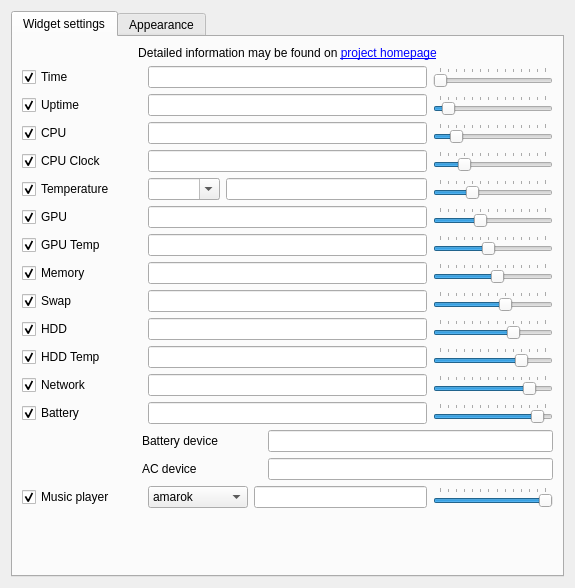
The window that sources/ptm/contents/ui/configwindow.ui (arcan1s/awesome-widgets) describes before a commit, drawn with Qt 5.
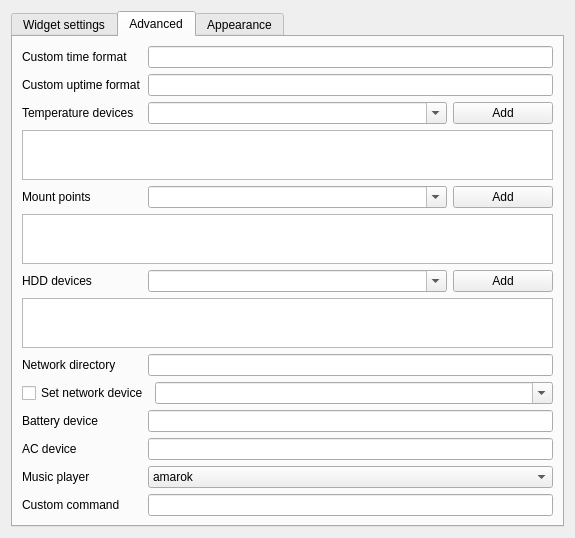
The same window after the commit. The open tabs and pages were chosen to show the change. Custom widgets are drawn as their Qt base class.

Commit message: start work on V.1.7.0 edited ui

Diff of the .ui file:
```diff
--- a/sources/ptm/contents/ui/configwindow.ui
+++ b/sources/ptm/contents/ui/configwindow.ui
@@ -7,7 +7,7 @@
     <x>0</x>
     <y>0</y>
     <width>575</width>
-    <height>588</height>
+    <height>538</height>
    </rect>
   </property>
   <property name="sizePolicy">
@@ -77,12 +77,7 @@
 $isotime - time in ISO format
 $shorttime - time in short format
 $longtime - time in log format
-$custom: $dddd - long weekday; $ddd - short weekday; $dd - day; $d day w\o zero; 
-	$MMMM - long month; $MMM - short month; $MM - month; $M - month w\o zero; 
-	$yyyy - year; $yy short year; 
-	$hh - hours (24 only); $h - hours w\o zero (24 only); 
-	$mm - minutes; $m - minutes w\o zero;
-	$ss - seconds; $s - seconds w\o zero</string>
+$custom - custom time format</string>
            </property>
            <property name="alignment">
             <set>Qt::AlignRight|Qt::AlignTrailing|Qt::AlignVCenter</set>
@@ -101,7 +96,7 @@
             <number>1</number>
            </property>
            <property name="maximum">
-            <number>14</number>
+            <number>15</number>
            </property>
            <property name="pageStep">
             <number>1</number>
@@ -138,7 +133,7 @@
           <widget class="QLineEdit" name="lineEdit_uptime">
            <property name="toolTip">
             <string>$uptime - system uptime
-$custom: $ds - uptime days; $hs - uptime hours; $ms - uptime minutes</string>
+$custom - custom format</string>
            </property>
            <property name="alignment">
             <set>Qt::AlignRight|Qt::AlignTrailing|Qt::AlignVCenter</set>
@@ -157,7 +152,7 @@
             <number>1</number>
            </property>
            <property name="maximum">
-            <number>14</number>
+            <number>15</number>
            </property>
            <property name="pageStep">
             <number>1</number>
@@ -197,7 +192,9 @@
           <widget class="QLineEdit" name="lineEdit_cpu">
            <property name="toolTip">
             <string>$cpu - total load CPU, %
-$ccpu - load CPU for each core, %</string>
+$cpu0 - load CPU for core 0, %
+...
+$cpu7 - load CPU for core 7, %</string>
            </property>
            <property name="alignment">
             <set>Qt::AlignRight|Qt::AlignTrailing|Qt::AlignVCenter</set>
@@ -216,7 +213,7 @@
             <number>1</number>
            </property>
            <property name="maximum">
-            <number>14</number>
+            <number>15</number>
            </property>
            <property name="pageStep">
             <number>1</number>
@@ -256,7 +253,9 @@
           <widget class="QLineEdit" name="lineEdit_cpuclock">
            <property name="toolTip">
             <string>$cpucl - average CPU clock, MHz
-$ccpucl - CPU clock for each core, MHz</string>
+$cpucl0 - CPU clock for core 0, MHz
+...
+$cpucl7 - CPU clock for core 7, MHz</string>
            </property>
            <property name="alignment">
             <set>Qt::AlignRight|Qt::AlignTrailing|Qt::AlignVCenter</set>
@@ -275,7 +274,7 @@
             <number>1</number>
            </property>
            <property name="maximum">
-            <number>14</number>
+            <number>15</number>
            </property>
            <property name="pageStep">
             <number>1</number>
@@ -311,19 +310,6 @@
            </property>
           </widget>
          </item>
-         <item>
-          <widget class="QComboBox" name="comboBox_temp">
-           <property name="maximumSize">
-            <size>
-             <width>150</width>
-             <height>16777215</height>
-            </size>
-           </property>
-           <property name="editable">
-            <bool>true</bool>
-           </property>
-          </widget>
-         </item>
          <item>
           <widget class="QLineEdit" name="lineEdit_temp">
            <property name="toolTip">
@@ -346,7 +332,7 @@
             <number>1</number>
            </property>
            <property name="maximum">
-            <number>14</number>
+            <number>15</number>
            </property>
            <property name="pageStep">
             <number>1</number>
@@ -404,7 +390,7 @@
             <number>1</number>
            </property>
            <property name="maximum">
-            <number>14</number>
+            <number>15</number>
            </property>
            <property name="pageStep">
             <number>1</number>
@@ -462,7 +448,7 @@
             <number>1</number>
            </property>
            <property name="maximum">
-            <number>14</number>
+            <number>15</number>
            </property>
            <property name="pageStep">
             <number>1</number>
@@ -521,7 +507,7 @@
             <number>1</number>
            </property>
            <property name="maximum">
-            <number>14</number>
+            <number>15</number>
            </property>
            <property name="pageStep">
             <number>1</number>
@@ -580,7 +566,7 @@
             <number>1</number>
            </property>
            <property name="maximum">
-            <number>14</number>
+            <number>15</number>
            </property>
            <property name="pageStep">
             <number>1</number>
@@ -619,7 +605,7 @@
          <item>
           <widget class="QLineEdit" name="lineEdit_hdd">
            <property name="toolTip">
-            <string>@@/;@@ - mount point usage, %</string>
+            <string>$hddN - usage for mount point N, %. Example: $hdd0</string>
            </property>
            <property name="alignment">
             <set>Qt::AlignRight|Qt::AlignTrailing|Qt::AlignVCenter</set>
@@ -638,7 +624,7 @@
             <number>1</number>
            </property>
            <property name="maximum">
-            <number>14</number>
+            <number>15</number>
            </property>
            <property name="pageStep">
             <number>1</number>
@@ -677,7 +663,7 @@
          <item>
           <widget class="QLineEdit" name="lineEdit_hddTemp">
            <property name="toolTip">
-            <string>@@/dev/sda@@ - physical temperature on /dev/sda</string>
+            <string>$hddtempN - physical temperature on device N. Example: $hddtemp0</string>
            </property>
            <property name="alignment">
             <set>Qt::AlignRight|Qt::AlignTrailing|Qt::AlignVCenter</set>
@@ -696,7 +682,7 @@
             <number>1</number>
            </property>
            <property name="maximum">
-            <number>14</number>
+            <number>15</number>
            </property>
            <property name="pageStep">
             <number>1</number>
@@ -736,8 +722,7 @@
           <widget class="QLineEdit" name="lineEdit_net">
            <property name="toolTip">
             <string>$net - network speed, down/up, KB/s
-$netdev - current network device
-@@eth0@@ - disable auto select device and set specified device</string>
+$netdev - current network device</string>
            </property>
            <property name="alignment">
             <set>Qt::AlignRight|Qt::AlignTrailing|Qt::AlignVCenter</set>
@@ -756,7 +741,7 @@
             <number>1</number>
            </property>
            <property name="maximum">
-            <number>14</number>
+            <number>15</number>
            </property>
            <property name="pageStep">
             <number>1</number>
@@ -815,7 +800,7 @@
             <number>1</number>
            </property>
            <property name="maximum">
-            <number>14</number>
+            <number>15</number>
            </property>
            <property name="pageStep">
             <number>1</number>
@@ -834,23 +819,449 @@
         </layout>
        </item>
        <item>
+        <layout class="QHBoxLayout" name="layout_player">
+         <item>
+          <widget class="QCheckBox" name="checkBox_player">
+           <property name="minimumSize">
+            <size>
+             <width>120</width>
+             <height>0</height>
+            </size>
+           </property>
+           <property name="text">
+            <string>Music player</string>
+           </property>
+           <property name="checked">
+            <bool>true</bool>
+           </property>
+          </widget>
+         </item>
+         <item>
+          <widget class="QLineEdit" name="lineEdit_player">
+           <property name="toolTip">
+            <string>$album - song album
+$artist - song artist
+$progress - song progress
+$time - song duration
+$title - song title</string>
+           </property>
+           <property name="alignment">
+            <set>Qt::AlignRight|Qt::AlignTrailing|Qt::AlignVCenter</set>
+           </property>
+          </widget>
+         </item>
+         <item>
+          <widget class="QSlider" name="slider_player">
+           <property name="maximumSize">
+            <size>
+             <width>120</width>
+             <height>16777215</height>
+            </size>
+           </property>
+           <property name="minimum">
+            <number>1</number>
+           </property>
+           <property name="maximum">
+            <number>15</number>
+           </property>
+           <property name="pageStep">
+            <number>1</number>
+           </property>
+           <property name="value">
+            <number>14</number>
+           </property>
+           <property name="orientation">
+            <enum>Qt::Horizontal</enum>
+           </property>
+           <property name="tickPosition">
+            <enum>QSlider::TicksAbove</enum>
+           </property>
+          </widget>
+         </item>
+        </layout>
+       </item>
+       <item>
+        <layout class="QHBoxLayout" name="layout_custom">
+         <item>
+          <widget class="QCheckBox" name="checkBox_custom">
+           <property name="minimumSize">
+            <size>
+             <width>120</width>
+             <height>0</height>
+            </size>
+           </property>
+           <property name="text">
+            <string>Custom</string>
+           </property>
+           <property name="checked">
+            <bool>true</bool>
+           </property>
+          </widget>
+         </item>
+         <item>
+          <widget class="QLineEdit" name="lineEdit_custom">
+           <property name="toolTip">
+            <string>$custom - get output from custom command</string>
+           </property>
+           <property name="alignment">
+            <set>Qt::AlignRight|Qt::AlignTrailing|Qt::AlignVCenter</set>
+           </property>
+          </widget>
+         </item>
+         <item>
+          <widget class="QSlider" name="slider_custom">
+           <property name="maximumSize">
+            <size>
+             <width>120</width>
+             <height>16777215</height>
+            </size>
+           </property>
+           <property name="minimum">
+            <number>1</number>
+           </property>
+           <property name="maximum">
+            <number>15</number>
+           </property>
+           <property name="pageStep">
+            <number>1</number>
+           </property>
+           <property name="value">
+            <number>15</number>
+           </property>
+           <property name="orientation">
+            <enum>Qt::Horizontal</enum>
+           </property>
+           <property name="tickPosition">
+            <enum>QSlider::TicksAbove</enum>
+           </property>
+          </widget>
+         </item>
+        </layout>
+       </item>
+       <item>
+        <spacer name="spacer_elements">
+         <property name="orientation">
+          <enum>Qt::Vertical</enum>
+         </property>
+         <property name="sizeHint" stdset="0">
+          <size>
+           <width>20</width>
+           <height>0</height>
+          </size>
+         </property>
+        </spacer>
+       </item>
+      </layout>
+     </widget>
+     <widget class="QWidget" name="advanced">
+      <attribute name="title">
+       <string>Advanced</string>
+      </attribute>
+      <layout class="QVBoxLayout" name="verticalLayout">
+       <item>
+        <layout class="QHBoxLayout" name="layout_timeFormat">
+         <item>
+          <widget class="QLabel" name="label_timeFormat">
+           <property name="minimumSize">
+            <size>
+             <width>120</width>
+             <height>0</height>
+            </size>
+           </property>
+           <property name="text">
+            <string>Custom time format</string>
+           </property>
+          </widget>
+         </item>
+         <item>
+          <widget class="QLineEdit" name="lineEdit_timeFormat">
+           <property name="toolTip">
+            <string>$dddd - long weekday
+$ddd - short weekday
+$dd - day
+$d - day w\o zero
+$MMMM - long month
+$MMM - short month
+$MM - month
+$M - month w\o zero
+$yyyy - year
+$yy - short year
+$hh - hours (24 only)
+$h - hours w\o zero (24 only)
+$mm - minutes
+$m - minutes w\o zero
+$ss - seconds
+$s - seconds w\o zero</string>
+           </property>
+           <property name="alignment">
+            <set>Qt::AlignRight|Qt::AlignTrailing|Qt::AlignVCenter</set>
+           </property>
+          </widget>
+         </item>
+        </layout>
+       </item>
+       <item>
+        <layout class="QHBoxLayout" name="layout_uptimeFormat">
+         <item>
+          <widget class="QLabel" name="label_uptimeFormat">
+           <property name="minimumSize">
+            <size>
+             <width>120</width>
+             <height>0</height>
+            </size>
+           </property>
+           <property name="text">
+            <string>Custom uptime format</string>
+           </property>
+          </widget>
+         </item>
+         <item>
+          <widget class="QLineEdit" name="lineEdit_uptimeFormat">
+           <property name="toolTip">
+            <string>$ds - uptime days
+$hs - uptime hours
+$ms - uptime minutes</string>
+           </property>
+           <property name="alignment">
+            <set>Qt::AlignRight|Qt::AlignTrailing|Qt::AlignVCenter</set>
+           </property>
+          </widget>
+         </item>
+        </layout>
+       </item>
+       <item>
+        <layout class="QVBoxLayout" name="layout_tempDevice">
+         <item>
+          <layout class="QHBoxLayout" name="layout_tempDeviceSelect">
+           <item>
+            <widget class="QLabel" name="label_tempDevice">
+             <property name="minimumSize">
+              <size>
+               <width>120</width>
+               <height>0</height>
+              </size>
+             </property>
+             <property name="text">
+              <string>Temperature devices</string>
+             </property>
+            </widget>
+           </item>
+           <item>
+            <widget class="QComboBox" name="comboBox_tempDevice">
+             <property name="sizePolicy">
+              <sizepolicy hsizetype="Expanding" vsizetype="Fixed">
+               <horstretch>0</horstretch>
+               <verstretch>0</verstretch>
+              </sizepolicy>
+             </property>
+             <property name="editable">
+              <bool>true</bool>
+             </property>
+            </widget>
+           </item>
+           <item>
+            <widget class="QPushButton" name="pushButton_tempDevice">
+             <property name="minimumSize">
+              <size>
+               <width>100</width>
+               <height>0</height>
+              </size>
+             </property>
+             <property name="text">
+              <string>Add</string>
+             </property>
+            </widget>
+           </item>
+          </layout>
+         </item>
+         <item>
+          <widget class="QListWidget" name="listWidget_tempDevice">
+           <property name="toolTip">
+            <string>Editable
+del - remove item</string>
+           </property>
+           <property name="sortingEnabled">
+            <bool>true</bool>
+           </property>
+          </widget>
+         </item>
+        </layout>
+       </item>
+       <item>
+        <layout class="QVBoxLayout" name="layout_mount">
+         <item>
+          <layout class="QHBoxLayout" name="layout_mountSelect">
+           <item>
+            <widget class="QLabel" name="label_mount">
+             <property name="minimumSize">
+              <size>
+               <width>120</width>
+               <height>0</height>
+              </size>
+             </property>
+             <property name="text">
+              <string>Mount points</string>
+             </property>
+            </widget>
+           </item>
+           <item>
+            <widget class="QComboBox" name="comboBox_mount">
+             <property name="sizePolicy">
+              <sizepolicy hsizetype="Expanding" vsizetype="Fixed">
+               <horstretch>0</horstretch>
+               <verstretch>0</verstretch>
+              </sizepolicy>
+             </property>
+             <property name="editable">
+              <bool>true</bool>
+             </property>
+            </widget>
+           </item>
+           <item>
+            <widget class="QPushButton" name="pushButton_mount">
+             <property name="minimumSize">
+              <size>
+               <width>100</width>
+               <height>0</height>
+              </size>
+             </property>
+             <property name="text">
+              <string>Add</string>
+             </property>
+            </widget>
+           </item>
+          </layout>
+         </item>
+         <item>
+          <widget class="QListWidget" name="listWidget_mount">
+           <property name="toolTip">
+            <string>Editable
+del - remove item</string>
+           </property>
+           <property name="sortingEnabled">
+            <bool>true</bool>
+           </property>
+          </widget>
+         </item>
+        </layout>
+       </item>
+       <item>
+        <layout class="QVBoxLayout" name="layout_hddDevice">
+         <item>
+          <layout class="QHBoxLayout" name="layout_hddDeviceSelect">
+           <item>
+            <widget class="QLabel" name="label_hddDevice">
+             <property name="minimumSize">
+              <size>
+               <width>120</width>
+               <height>0</height>
+              </size>
+             </property>
+             <property name="text">
+              <string>HDD devices</string>
+             </property>
+            </widget>
+           </item>
+           <item>
+            <widget class="QComboBox" name="comboBox_hddDevice">
+             <property name="sizePolicy">
+              <sizepolicy hsizetype="Expanding" vsizetype="Fixed">
+               <horstretch>0</horstretch>
+               <verstretch>0</verstretch>
+              </sizepolicy>
+             </property>
+             <property name="editable">
+              <bool>true</bool>
+             </property>
+            </widget>
+           </item>
+           <item>
+            <widget class="QPushButton" name="pushButton_hddDevice">
+             <property name="minimumSize">
+              <size>
+               <width>100</width>
+               <height>0</height>
+              </size>
+             </property>
+             <property name="text">
+              <string>Add</string>
+             </property>
+            </widget>
+           </item>
+          </layout>
+         </item>
+         <item>
+          <widget class="QListWidget" name="listWidget_hddDevice">
+           <property name="toolTip">
+            <string>Editable
+del - remove item</string>
+           </property>
+           <property name="sortingEnabled">
+            <bool>true</bool>
+           </property>
+          </widget>
+         </item>
+        </layout>
+       </item>
+       <item>
+        <layout class="QHBoxLayout" name="layout_netdir">
+         <item>
+          <widget class="QLabel" name="label_netdir">
+           <property name="minimumSize">
+            <size>
+             <width>120</width>
+             <height>0</height>
+            </size>
+           </property>
+           <property name="text">
+            <string>Network directory</string>
+           </property>
+          </widget>
+         </item>
+         <item>
+          <widget class="QLineEdit" name="lineEdit_netdir">
+           <property name="toolTip">
+            <string>&quot;/sys/class/net&quot; by default</string>
+           </property>
+          </widget>
+         </item>
+        </layout>
+       </item>
+       <item>
+        <layout class="QHBoxLayout" name="layout_netdev">
+         <item>
+          <widget class="QCheckBox" name="checkBox_netdev">
+           <property name="minimumSize">
+            <size>
+             <width>120</width>
+             <height>0</height>
+            </size>
+           </property>
+           <property name="toolTip">
+            <string>Disable auto select device and set specified device</string>
+           </property>
+           <property name="text">
+            <string>Set network device</string>
+           </property>
+          </widget>
+         </item>
+         <item>
+          <widget class="QComboBox" name="comboBox_netdev">
+           <property name="sizePolicy">
+            <sizepolicy hsizetype="Expanding" vsizetype="Fixed">
+             <horstretch>0</horstretch>
+             <verstretch>0</verstretch>
+            </sizepolicy>
+           </property>
+           <property name="editable">
+            <bool>true</bool>
+           </property>
+          </widget>
+         </item>
+        </layout>
+       </item>
+       <item>
         <layout class="QHBoxLayout" name="layout_batdev">
-         <item>
-          <spacer name="spacer_batdev">
-           <property name="orientation">
-            <enum>Qt::Horizontal</enum>
-           </property>
-           <property name="sizeType">
-            <enum>QSizePolicy::Preferred</enum>
-           </property>
-           <property name="sizeHint" stdset="0">
-            <size>
-             <width>120</width>
-             <height>20</height>
-            </size>
-           </property>
-          </spacer>
-         </item>
          <item>
           <widget class="QLabel" name="label_batdev">
            <property name="minimumSize">
@@ -869,31 +1280,12 @@
            <property name="toolTip">
             <string>&quot;/sys/class/power_supply/BAT0/capacity&quot; by default</string>
            </property>
-           <property name="alignment">
-            <set>Qt::AlignRight|Qt::AlignTrailing|Qt::AlignVCenter</set>
-           </property>
           </widget>
          </item>
         </layout>
        </item>
        <item>
         <layout class="QHBoxLayout" name="layout_acdev">
-         <item>
-          <spacer name="spacer_acdev">
-           <property name="orientation">
-            <enum>Qt::Horizontal</enum>
-           </property>
-           <property name="sizeType">
-            <enum>QSizePolicy::Preferred</enum>
-           </property>
-           <property name="sizeHint" stdset="0">
-            <size>
-             <width>120</width>
-             <height>20</height>
-            </size>
-           </property>
-          </spacer>
-         </item>
          <item>
           <widget class="QLabel" name="label_acdev">
            <property name="minimumSize">
@@ -912,17 +1304,14 @@
            <property name="toolTip">
             <string>&quot;/sys/class/power_supply/AC/online&quot; by default</string>
            </property>
-           <property name="alignment">
-            <set>Qt::AlignRight|Qt::AlignTrailing|Qt::AlignVCenter</set>
-           </property>
           </widget>
          </item>
         </layout>
        </item>
        <item>
-        <layout class="QHBoxLayout" name="layout_player">
+        <layout class="QHBoxLayout" name="layout_playerSelect">
          <item>
-          <widget class="QCheckBox" name="checkBox_player">
+          <widget class="QLabel" name="label_playerSelect">
            <property name="minimumSize">
             <size>
              <width>120</width>
@@ -932,13 +1321,16 @@
            <property name="text">
             <string>Music player</string>
            </property>
-           <property name="checked">
-            <bool>true</bool>
-           </property>
           </widget>
          </item>
          <item>
-          <widget class="QComboBox" name="comboBox_player">
+          <widget class="QComboBox" name="comboBox_playerSelect">
+           <property name="sizePolicy">
+            <sizepolicy hsizetype="Expanding" vsizetype="Fixed">
+             <horstretch>0</horstretch>
+             <verstretch>0</verstretch>
+            </sizepolicy>
+           </property>
            <property name="minimumSize">
             <size>
              <width>100</width>
@@ -962,59 +1354,42 @@
            </item>
           </widget>
          </item>
+        </layout>
+       </item>
+       <item>
+        <layout class="QHBoxLayout" name="layout_customCommand">
          <item>
-          <widget class="QLineEdit" name="lineEdit_player">
-           <property name="toolTip">
-            <string>$album - song album
-$artist - song artist
-$progress - song progress
-$time - song duration
-$title - song title</string>
-           </property>
-           <property name="alignment">
-            <set>Qt::AlignRight|Qt::AlignTrailing|Qt::AlignVCenter</set>
-           </property>
-          </widget>
-         </item>
-         <item>
-          <widget class="QSlider" name="slider_player">
-           <property name="maximumSize">
+          <widget class="QLabel" name="label_customCommand">
+           <property name="minimumSize">
             <size>
              <width>120</width>
-             <height>16777215</height>
+             <height>0</height>
             </size>
            </property>
-           <property name="minimum">
-            <number>1</number>
+           <property name="text">
+            <string>Custom command</string>
            </property>
-           <property name="maximum">
-            <number>14</number>
-           </property>
-           <property name="pageStep">
-            <number>1</number>
-           </property>
-           <property name="value">
-            <number>14</number>
-           </property>
-           <property name="orientation">
-            <enum>Qt::Horizontal</enum>
-           </property>
-           <property name="tickPosition">
-            <enum>QSlider::TicksAbove</enum>
+          </widget>
+         </item>
+         <item>
+          <widget class="QLineEdit" name="lineEdit_customCommand">
+           <property name="toolTip">
+            <string>Command to run, example:
+wget -qO- http://ifconfig.me/ip - get external IP</string>
            </property>
           </widget>
          </item>
         </layout>
        </item>
        <item>
-        <spacer name="spacer_elements">
+        <spacer name="spacer_advenced">
          <property name="orientation">
           <enum>Qt::Vertical</enum>
          </property>
          <property name="sizeHint" stdset="0">
           <size>
            <width>20</width>
-           <height>0</height>
+           <height>40</height>
           </size>
          </property>
         </spacer>
```
Left out of the diff: 25 changed lines with no effect on the pictures.
